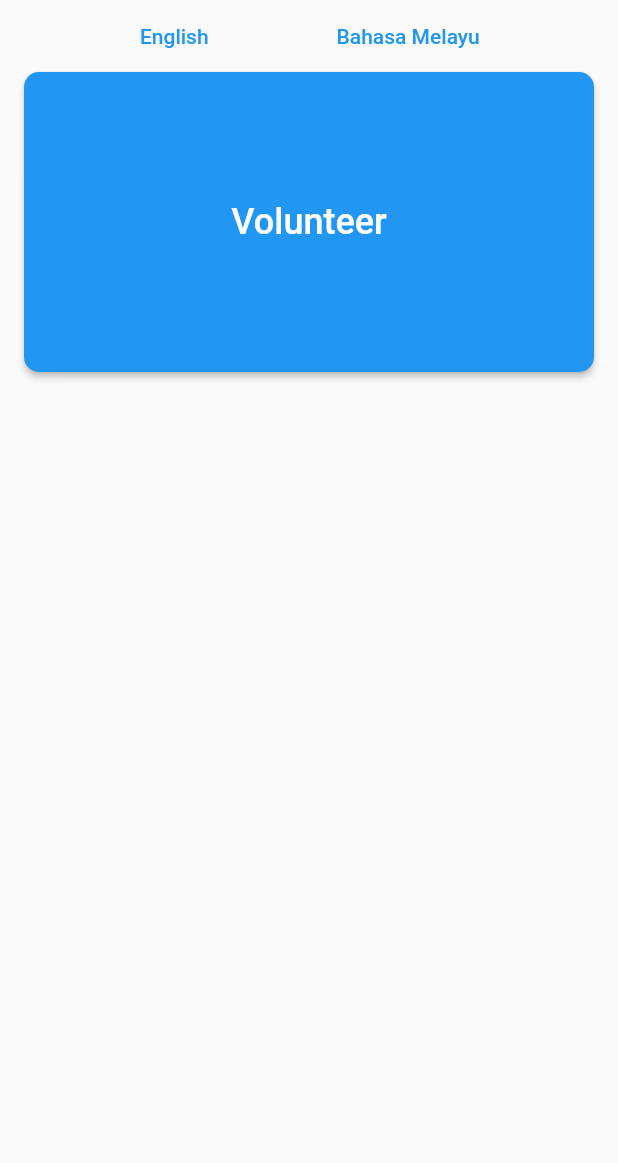
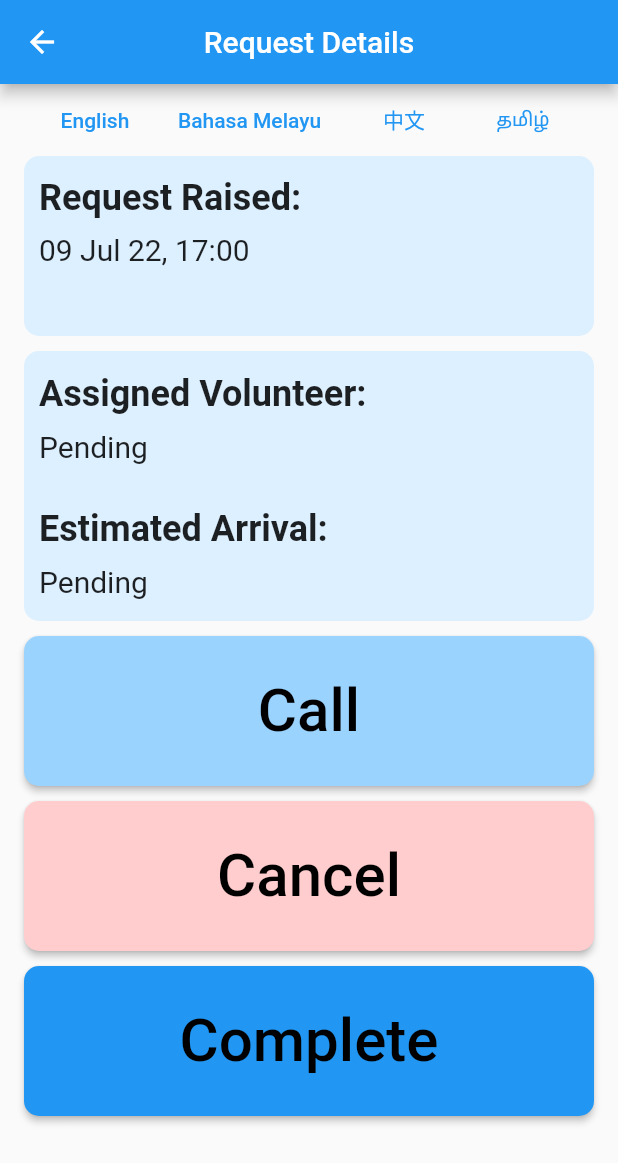
Before and after one commit to tchiong/lifehack2022, a Flutter app: the BeneficiaryRequestScreen screen opened directly with empty values, on a phone screen of 412 x 824 dp. Shown: the top 1163 px of the screen. Run offline on Flutter 3.47's test engine with Material 2 defaults, Android fonts, the phone set to English and light mode, and no system bars.

Commit message:
Update BeneficiaryRequestScreen

```diff
--- a/kindness_network/lib/beneficiary_screen/beneficiary_request_screen.dart
+++ b/kindness_network/lib/beneficiary_screen/beneficiary_request_screen.dart
@@ -15,6 +15,7 @@ class _BeneficiaryRequestScreenState extends State<BeneficiaryRequestScreen> {
   @override
   Widget build(BuildContext context) {
     return Scaffold(
+      appBar: AppBar(title: const Text("Request Details"), centerTitle: true,),
       body: SafeArea(
         child: SingleChildScrollView(
           child: Padding(
@@ -22,18 +23,94 @@ class _BeneficiaryRequestScreenState extends State<BeneficiaryRequestScreen> {
             child: Column(
               children: [
                 const LanguageSelector(),
+                Container(
+                  padding: const EdgeInsets.symmetric(vertical: 5, horizontal: 10),
+                  decoration: const BoxDecoration(
+                    color: lightBlue,
+                    borderRadius: BorderRadius.all(Radius.circular(defaultRadius)),
+                  ),
+                  width: double.infinity,
+                  height: 120,
+                  child: Column(
+                    crossAxisAlignment: CrossAxisAlignment.start,
+                    mainAxisAlignment: MainAxisAlignment.spaceEvenly,
+                    children: [
+                      const Text("Request Raised:", style: TextStyle(fontSize: 24, fontWeight: FontWeight.w600)),
+                      const Text("09 Jul 22, 17:00", style: TextStyle(fontSize: 20, fontWeight: FontWeight.w400)),
+                      Text(widget.requestType, style: const TextStyle(fontSize: 20, fontWeight: FontWeight.w400, decoration: TextDecoration.underline)),
+                    ],
+                  )
+                ),
+                const SizedBox(height: 10,),
+                Container(
+                  padding: const EdgeInsets.symmetric(vertical: 5, horizontal: 10),
+                  decoration: const BoxDecoration(
+                    color: lightBlue,
+                    borderRadius: BorderRadius.all(Radius.circular(defaultRadius)),
+                  ),
+                  width: double.infinity,
+                  height: 180,
+                  child: Column(
+                    crossAxisAlignment: CrossAxisAlignment.start,
+                    mainAxisAlignment: MainAxisAlignment.spaceEvenly,
+                    children: [
+                      const Text("Assigned Volunteer:", style: TextStyle(fontSize: 24, fontWeight: FontWeight.w600)),
+                      const Text("Pending", style: TextStyle(fontSize: 20, fontWeight: FontWeight.w400)),
+                      const SizedBox(height: 10,),
+                      const Text("Estimated Arrival:", style: TextStyle(fontSize: 24, fontWeight: FontWeight.w600)),
+                      const Text("Pending", style: TextStyle(fontSize: 20, fontWeight: FontWeight.w400)),
+                    ],
+                  ),
+                ),
+                const SizedBox(height: 10,),
                 SizedBox(
                   width: double.infinity,
-                  height: 200,
+                  height: 100,
                   child: ElevatedButton(
                     style: ElevatedButton.styleFrom(
-                      textStyle: const TextStyle(fontSize: 24, fontWeight: FontWeight.w500),
+                      primary: darkBlue,
+                      textStyle: const TextStyle(fontSize: 40, fontWeight: FontWeight.w500),
                       shape: RoundedRectangleBorder(
                         borderRadius: BorderRadius.circular(defaultRadius),
                       ),
                     ),
-                    onPressed: (){},
-                    child: const Text("Volunteer"),
+                    onPressed: () {
+                    },
+                    child: const Text("Call", style: TextStyle(color: Colors.black)),
+                  ),
+                ),
+                const SizedBox(height: 10,),
+                SizedBox(
+                  width: double.infinity,
+                  height: 100,
+                  child: ElevatedButton(
+                    style: ElevatedButton.styleFrom(
+                      primary: red,
+                      textStyle: const TextStyle(fontSize: 40, fontWeight: FontWeight.w500),
+                      shape: RoundedRectangleBorder(
+                        borderRadius: BorderRadius.circular(defaultRadius),
+                      ),
+                    ),
+                    onPressed: () {
+                    },
+                    child: const Text("Cancel", style: TextStyle(color: Colors.black)),
+                  ),
+                ),
+                const SizedBox(height: 10,),
+                SizedBox(
+                  width: double.infinity,
+                  height: 100,
+                  child: ElevatedButton(
+                    style: ElevatedButton.styleFrom(
+                      primary: Colors.blue,
+                      textStyle: const TextStyle(fontSize: 40, fontWeight: FontWeight.w500),
+                      shape: RoundedRectangleBorder(
+                        borderRadius: BorderRadius.circular(defaultRadius),
+                      ),
+                    ),
+                    onPressed: () {
+                    },
+                    child: const Text("Complete", style: TextStyle(color: Colors.black)),
                   ),
                 ),
               ],
--- a/kindness_network/lib/beneficiary_screen/beneficiary_screen.dart
+++ b/kindness_network/lib/beneficiary_screen/beneficiary_screen.dart
@@ -46,7 +46,9 @@ class _BeneficiaryScreenState extends State<BeneficiaryScreen> {
                               borderRadius: BorderRadius.circular(defaultRadius),
                             ),
                           ),
-                          onPressed: (){},
+                          onPressed: (){
+                            navigateToRequest("Mental Wellbeing");
+                          },
                           child: const Text("Mental Wellbeing", textAlign: TextAlign.center, style: TextStyle(color: Colors.black)),
                         ),
                       ),
@@ -61,7 +63,9 @@ class _BeneficiaryScreenState extends State<BeneficiaryScreen> {
                               borderRadius: BorderRadius.circular(defaultRadius),
                             ),
                           ),
-                          onPressed: (){},
+                          onPressed: (){
+                            navigateToRequest("House Keeping");
+                          },
                           child: const Text("House Keeping", textAlign: TextAlign.center, style: TextStyle(color: Colors.black)),
                         ),
                       ),
@@ -76,7 +80,9 @@ class _BeneficiaryScreenState extends State<BeneficiaryScreen> {
                               borderRadius: BorderRadius.circular(defaultRadius),
                             ),
                           ),
-                          onPressed: (){},
+                          onPressed: (){
+                            navigateToRequest("Mobility");
+                          },
                           child: const Text("Mobility", textAlign: TextAlign.center, style: TextStyle(color: Colors.black)),
                         ),
                       ),
@@ -91,7 +97,9 @@ class _BeneficiaryScreenState extends State<BeneficiaryScreen> {
                               borderRadius: BorderRadius.circular(defaultRadius),
                             ),
                           ),
-                          onPressed: (){},
+                          onPressed: (){
+                            navigateToRequest("Digital Literacy");
+                          },
                           child: const Text("Digital Literacy", textAlign: TextAlign.center, style: TextStyle(color: Colors.black)),
                         ),
                       ),
--- a/kindness_network/lib/common/constants.dart
+++ b/kindness_network/lib/common/constants.dart
@@ -5,3 +5,5 @@ const double defaultRadius = 10.0;
 
 const Color darkBlue = Color.fromARGB(255, 155, 211, 255);
 const Color lightBlue = Color.fromARGB(255, 221, 240, 255);
+const Color red = Color.fromARGB(255, 255, 205, 205);
+const Color green = Color.fromARGB(255, 191, 255, 181);
--- a/kindness_network/lib/common/widgets/language_selector.dart
+++ b/kindness_network/lib/common/widgets/language_selector.dart
@@ -12,6 +12,8 @@ class LanguageSelector extends StatelessWidget {
       children: [
         TextButton(onPressed: (){}, child: const Text("English"),),
         TextButton(onPressed: (){}, child: const Text("Bahasa Melayu"),),
+        TextButton(onPressed: (){}, child: const Text("中文"),),
+        TextButton(onPressed: (){}, child: const Text("தமிழ்"),),
       ],
     );
   }
```
